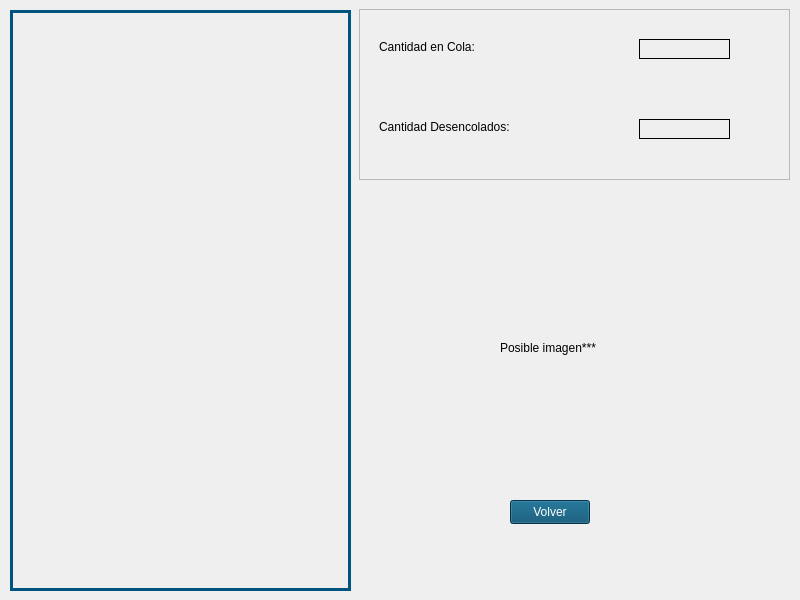
javialroro/Proyecto1_ED, file untitled/vcolapedidos.ui: the form before one commit.
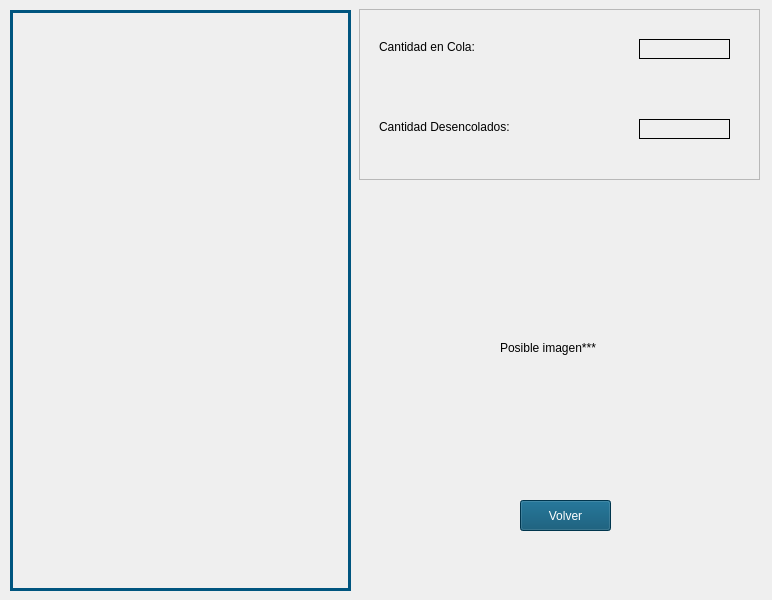
The form after the commit.

```diff
--- a/untitled/vcolapedidos.ui
+++ b/untitled/vcolapedidos.ui
@@ -6,7 +6,7 @@
    <rect>
     <x>0</x>
     <y>0</y>
-    <width>800</width>
+    <width>772</width>
     <height>600</height>
    </rect>
   </property>
@@ -36,7 +36,7 @@
      <rect>
       <x>359</x>
       <y>9</y>
-      <width>431</width>
+      <width>401</width>
       <height>171</height>
      </rect>
     </property>
@@ -140,10 +140,10 @@
     </property>
     <property name="geometry">
      <rect>
-      <x>510</x>
+      <x>520</x>
       <y>500</y>
-      <width>80</width>
-      <height>24</height>
+      <width>91</width>
+      <height>31</height>
      </rect>
     </property>
     <property name="styleSheet">
```
Left out of the diff: 5 changed lines with no effect on the pictures.
